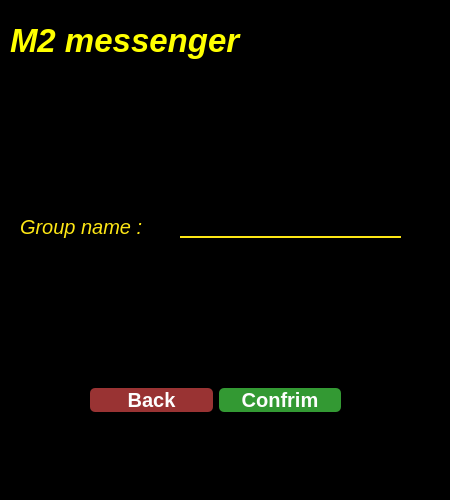
This is untitled/joingroup.ui in MohamadKhavaran/M2-Massenger as Qt 5 draws it before an edit. The edited form follows.
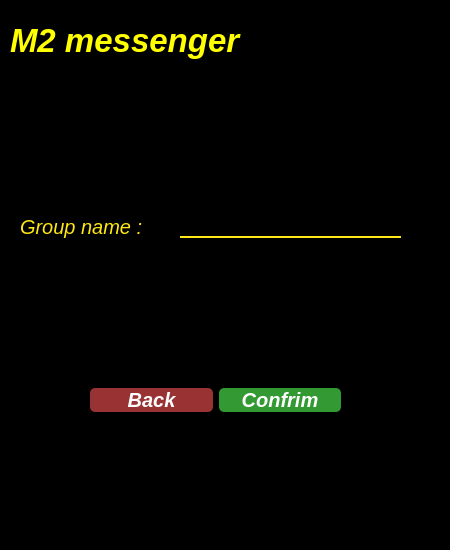
This is the edited form. Icons and pictures are not drawn.

```diff
--- a/untitled/joingroup.ui
+++ b/untitled/joingroup.ui
@@ -7,14 +7,15 @@
     <x>0</x>
     <y>0</y>
     <width>450</width>
-    <height>500</height>
+    <height>550</height>
    </rect>
   </property>
   <property name="windowTitle">
    <string>Form</string>
   </property>
   <property name="styleSheet">
-   <string notr="true">background-color:rgba(0, 0, 0, 255);</string>
+   <string notr="true">background-color:rgba(0, 0, 0, 255);
+color:white;</string>
   </property>
   <widget class="QLabel" name="label">
    <property name="geometry">
@@ -123,6 +124,7 @@
       <property name="font">
        <font>
         <pointsize>15</pointsize>
+        <italic>true</italic>
         <bold>true</bold>
        </font>
       </property>
@@ -158,6 +160,7 @@
       <property name="font">
        <font>
         <pointsize>15</pointsize>
+        <italic>true</italic>
         <bold>true</bold>
        </font>
       </property>
```
